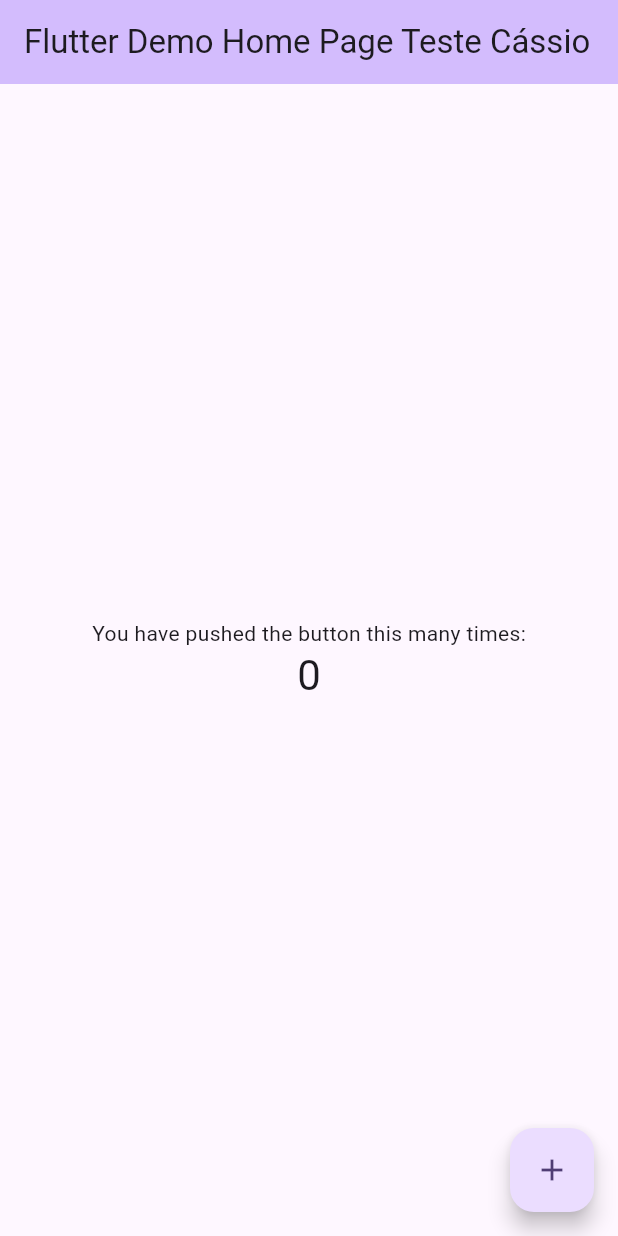
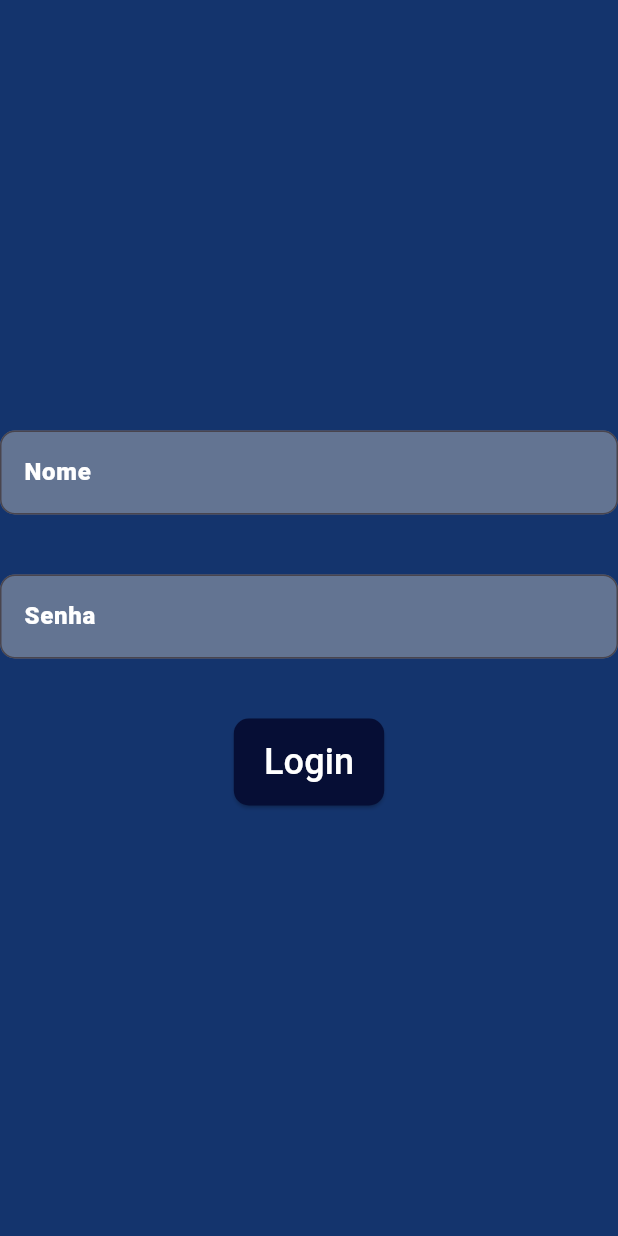
Before and after one commit to JocsaLemes/unidades_moveis_app, a Flutter app: the screen it shows after launch, on a phone screen of 412 x 824 dp. Run offline on Flutter 3.47's test engine with Material 3 defaults, Android fonts, the light colour scheme and no system bars.

Commit message:
base da pagina de login feita

```diff
--- a/lib/main.dart
+++ b/lib/main.dart
@@ -1,4 +1,5 @@
 import 'package:flutter/material.dart';
+import 'package:unidades_moveis_app/pages/LoginPage.dart';
 
 void main() {
   runApp(const MyApp());
@@ -7,117 +8,15 @@
 class MyApp extends StatelessWidget {
   const MyApp({super.key});
 
-  // This widget is the root of your application.
   @override
   Widget build(BuildContext context) {
     return MaterialApp(
       title: 'Flutter Demo',
       theme: ThemeData(
-        // This is the theme of your application.
-        //
-        // TRY THIS: Try running your application with "flutter run". You'll see
-        // the application has a purple toolbar. Then, without quitting the app,
-        // try changing the seedColor in the colorScheme below to Colors.green
-        // and then invoke "hot reload" (save your changes or press the "hot
-        // reload" button in a Flutter-supported IDE, or press "r" if you used
-        // the command line to start the app).
-        //
-        // Notice that the counter didn't reset back to zero; the application
-        // state is not lost during the reload. To reset the state, use hot
-        // restart instead.
-        //
-        // This works for code too, not just values: Most code changes can be
-        // tested with just a hot reload.
         colorScheme: ColorScheme.fromSeed(seedColor: Colors.deepPurple),
         useMaterial3: true,
       ),
-      home: const MyHomePage(title: 'Flutter Demo Home Page Teste Cássio'),
+      home: const LoginPage(title: 'Login Page'),
     );
   }
 }
-
-class MyHomePage extends StatefulWidget {
-  const MyHomePage({super.key, required this.title});
-
-  // This widget is the home page of your application. It is stateful, meaning
-  // that it has a State object (defined below) that contains fields that affect
-  // how it looks.
-
-  // This class is the configuration for the state. It holds the values (in this
-  // case the title) provided by the parent (in this case the App widget) and
-  // used by the build method of the State. Fields in a Widget subclass are
-  // always marked "final".
-
-  final String title;
-
-  @override
-  State<MyHomePage> createState() => _MyHomePageState();
-}
-
-class _MyHomePageState extends State<MyHomePage> {
-  int _counter = 0;
-
-  void _incrementCounter() {
-    setState(() {
-      // This call to setState tells the Flutter framework that something has
-      // changed in this State, which causes it to rerun the build method below
-      // so that the display can reflect the updated values. If we changed
-      // _counter without calling setState(), then the build method would not be
-      // called again, and so nothing would appear to happen.
-      _counter++;
-    });
-  }
-
-  @override
-  Widget build(BuildContext context) {
-    // This method is rerun every time setState is called, for instance as done
-    // by the _incrementCounter method above.
-    //
-    // The Flutter framework has been optimized to make rerunning build methods
-    // fast, so that you can just rebuild anything that needs updating rather
-    // than having to individually change instances of widgets.
-    return Scaffold(
-      appBar: AppBar(
-        // TRY THIS: Try changing the color here to a specific color (to
-        // Colors.amber, perhaps?) and trigger a hot reload to see the AppBar
-        // change color while the other colors stay the same.
-        backgroundColor: Theme.of(context).colorScheme.inversePrimary,
-        // Here we take the value from the MyHomePage object that was created by
-        // the App.build method, and use it to set our appbar title.
-        title: Text(widget.title),
-      ),
-      body: Center(
-        // Center is a layout widget. It takes a single child and positions it
-        // in the middle of the parent.
-        child: Column(
-          // Column is also a layout widget. It takes a list of children and
-          // arranges them vertically. By default, it sizes itself to fit its
-          // children horizontally, and tries to be as tall as its parent.
-          //
-          // Column has various properties to control how it sizes itself and
-          // how it positions its children. Here we use mainAxisAlignment to
-          // center the children vertically; the main axis here is the vertical
-          // axis because Columns are vertical (the cross axis would be
-          // horizontal).
-          //
-          // TRY THIS: Invoke "debug painting" (choose the "Toggle Debug Paint"
-          // action in the IDE, or press "p" in the console), to see the
-          // wireframe for each widget.
-          mainAxisAlignment: MainAxisAlignment.center,
-          children: <Widget>[
-            const Text('You have pushed the button this many times:'),
-            Text(
-              '$_counter',
-              style: Theme.of(context).textTheme.headlineMedium,
-            ),
-          ],
-        ),
-      ),
-      floatingActionButton: FloatingActionButton(
-        onPressed: _incrementCounter,
-        tooltip: 'Increment',
-        child: const Icon(Icons.add),
-      ), // This trailing comma makes auto-formatting nicer for build methods.
-    );
-  }
-}
--- /dev/null
+++ b/lib/pages/LoginPage.dart
@@ -0,0 +1,86 @@
+import 'package:flutter/material.dart';
+
+class LoginPage extends StatefulWidget {
+  const LoginPage({super.key, required this.title});
+
+  final String title;
+
+  @override
+  State<LoginPage> createState() => _LoginPage();
+}
+
+class _LoginPage extends State<LoginPage> {
+  final TextEditingController _nameController = TextEditingController();
+  final TextEditingController _passwordController = TextEditingController();
+
+  @override
+  Widget build(BuildContext context) {
+    return Scaffold(
+      backgroundColor: const Color.fromARGB(255, 20, 52, 109),
+      body: Center(
+        child: SingleChildScrollView(
+          child: Column(
+            mainAxisAlignment: MainAxisAlignment.center,
+            crossAxisAlignment: CrossAxisAlignment.center,
+            children: [
+              //Image.asset(),
+              Padding(
+                padding: const EdgeInsets.fromLTRB(0, 0, 0, 40),
+                child: TextFormField(
+                  controller: _nameController,
+                  decoration: InputDecoration(
+                      filled: true,
+                      fillColor: const Color.fromARGB(255, 99, 116, 146),
+                      hintText: "Nome",
+                      hintStyle: const TextStyle(
+                        color: Color.fromRGBO(255, 255, 255, 1),
+                        fontSize: 16,
+                        fontWeight: FontWeight.w900,
+                      ),
+                      border: OutlineInputBorder(
+                        borderRadius: BorderRadius.circular(10),
+                      )),
+                ),
+              ),
+              Padding(
+                padding: const EdgeInsets.fromLTRB(0, 0, 0, 40),
+                child: TextFormField(
+                  controller: _passwordController,
+                  obscureText: true,
+                  decoration: InputDecoration(
+                      filled: true,
+                      fillColor: const Color.fromARGB(255, 99, 116, 146),
+                      hintText: "Senha",
+                      hintStyle: const TextStyle(
+                        color: Color.fromRGBO(255, 255, 255, 1),
+                        fontSize: 16,
+                        fontWeight: FontWeight.w900,
+                      ),
+                      border: OutlineInputBorder(
+                        borderRadius: BorderRadius.circular(10),
+                      )),
+                ),
+              ),
+              ElevatedButton(
+                  onPressed: () {},
+                  style: ElevatedButton.styleFrom(
+                    backgroundColor: Color.fromRGBO(6, 14, 53, 1),
+                    foregroundColor: Colors.white,
+                    shadowColor: Colors.black,
+                    shape: RoundedRectangleBorder(
+                      borderRadius: BorderRadius.circular(10.0),
+                    ),
+                    padding:
+                        EdgeInsets.symmetric(horizontal: 20.0, vertical: 12.0),
+                  ),
+                  child: Text(
+                    'Login',
+                    style: TextStyle(color: Colors.white, fontSize: 24),
+                  ))
+            ],
+          ),
+        ),
+      ),
+    );
+  }
+}
--- a/pubspec.yaml
+++ b/pubspec.yaml
@@ -19,7 +19,7 @@
 version: 1.0.0+1
 
 environment:
-  sdk: ^3.7.0-230.0.dev
+  sdk: 3.6.0
 
 # Dependencies specify other packages that your package needs in order to work.
 # To automatically upgrade your package dependencies to the latest versions
```
Also changed, not shown: pubspec.lock.
